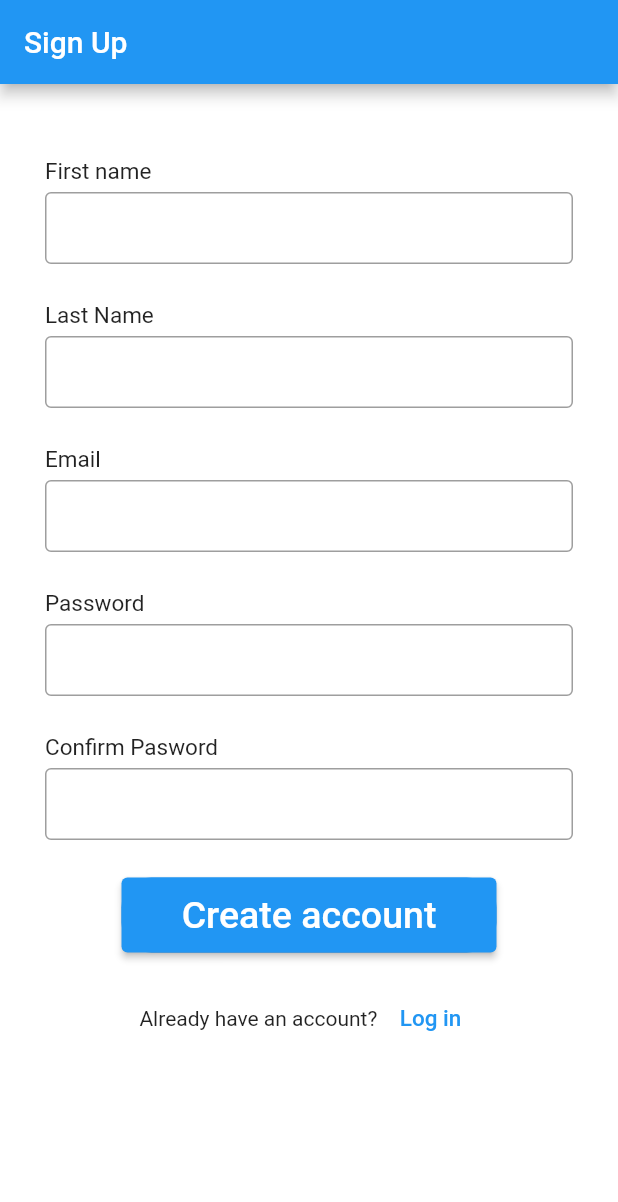
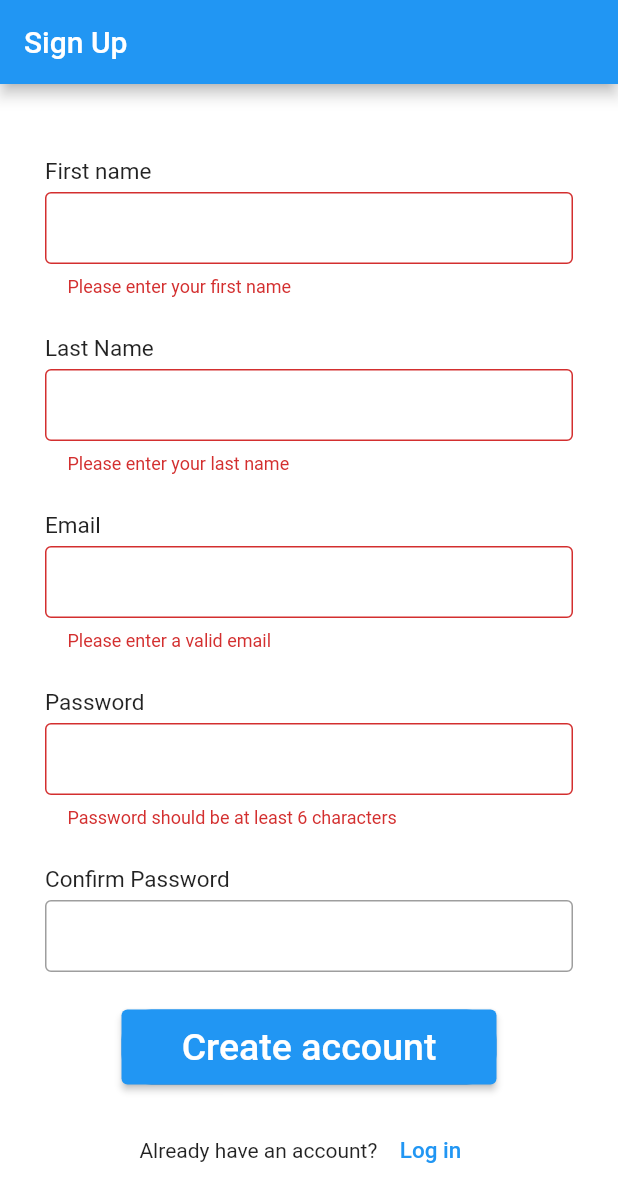
Before and after one commit to prakharjn28/TheNomad, a Flutter app: the SignUpScreen screen opened by its route, scrolled down 56 dp, after a tap on "Create account", on a phone screen of 412 x 824 dp. Shown: the top 1202 px of the screen. Run offline on Flutter 3.47's test engine with Material 2 defaults, Android fonts, the phone set to English and light mode, and no system bars; our stand-ins replace firebase_auth, firebase_core, go_router, google_maps_flutter, location; accounts and stored records are empty.

Commit message:
Added sign in changes

```diff
--- a/lib/globalValidation.dart
+++ b/lib/globalValidation.dart
@@ -3,6 +3,7 @@ mixin InputValidationMixin {
   bool isLastNameValid(String name) => name.isEmpty;
   bool isPasswordValid(String password) => password.length >= 6;
   bool isVerifyPasswordValid(String password, String pass) => password == pass;
+
   bool isEmailValid(String email) {
     return RegExp(r'\S+@\S+\.\S+').hasMatch(email);
   }
--- a/lib/routes.dart
+++ b/lib/routes.dart
@@ -1,12 +1,9 @@
-import 'dart:ffi';
-
 import 'package:TheNomad/screens/details.dart';
 import 'package:TheNomad/screens/homesearchview.dart';
 import 'package:TheNomad/screens/locationDetail.dart';
 import 'package:TheNomad/screens/login_screen.dart';
 import 'package:TheNomad/screens/signup_screen.dart';
 import 'package:firebase_auth/firebase_auth.dart';
-import 'package:flutter/material.dart';
 import 'package:go_router/go_router.dart';
 
 import 'main.dart';
--- a/lib/screens/signup_screen.dart
+++ b/lib/screens/signup_screen.dart
@@ -11,13 +11,10 @@ class SignUpScreen extends StatefulWidget {
 
 class _SignUpScreenState extends State<SignUpScreen> with InputValidationMixin {
   final _formKey = GlobalKey<FormState>();
-  final nameController = TextEditingController();
-  final lastNameController = TextEditingController();
-  final emailController = TextEditingController();
-  final passwordController = TextEditingController();
-  final verifyPassController = TextEditingController();
+  final _passwordController = TextEditingController();
+  final _confirmPasswordController = TextEditingController();
+  bool _isValid = false;
 
-  bool _isValid = false;
   void _saveForm() {
     setState(() {
       _isValid = _formKey.currentState!.validate();
@@ -27,11 +24,18 @@ class _SignUpScreenState extends State<SignUpScreen> with InputValidationMixin {
   void signUp() {}
 
   @override
+  void dispose() {
+    _passwordController.dispose();
+    _confirmPasswordController.dispose();
+    super.dispose();
+  }
+
+  @override
   Widget build(BuildContext context) {
     return Scaffold(
       backgroundColor: Colors.white,
       appBar: AppBar(
-        title: Text('Sign Up'),
+        title: const Text('Sign Up'),
       ),
       body: SafeArea(
         child: SingleChildScrollView(
@@ -67,21 +71,17 @@ class _SignUpScreenState extends State<SignUpScreen> with InputValidationMixin {
                           key: _formKey,
                           child: Column(
                             children: [
+                              makeInput(label: "First name"),
+                              makeInput(label: "Last Name"),
+                              makeInput(label: "Email"),
                               makeInput(
-                                  controller: nameController,
-                                  label: "First name",
-                                  validation: isNameValid),
+                                label: "Password",
+                                obsureText: true,
+                              ),
                               makeInput(
-                                  controller: lastNameController,
-                                  validation: isLastNameValid,
-                                  label: "Last Name"),
-                              makeInput(
-                                  controller: emailController,
-                                  validation: isEmailValid,
-                                  label: "Email"),
-                              makeInput(label: "Password", obsureText: true),
-                              makeInput(
-                                  label: "Confirm Pasword", obsureText: true)
+                                label: "Confirm Password",
+                                obsureText: true,
+                              ),
                             ],
                           ),
                         )),
@@ -96,7 +96,12 @@ class _SignUpScreenState extends State<SignUpScreen> with InputValidationMixin {
                           'Create account',
                           style: TextStyle(color: Colors.white, fontSize: 25),
                         ),
-                        onPressed: () => context.goNamed("loginScreen"),
+                        onPressed: () {
+                          if (_formKey.currentState!.validate()) {
+                            _formKey.currentState!.save();
+                            context.goNamed('loginScreen');
+                          }
+                        },
                       ),
                     ),
                     const SizedBox(
@@ -124,9 +129,9 @@ class _SignUpScreenState extends State<SignUpScreen> with InputValidationMixin {
       ),
     );
   }
-}
 
-Widget makeInput({controller, label, obsureText = false, validation}) {
+  Widget makeInput({label, obsureText = false}) {
+    final controller = TextEditingController();
     return Column(
       crossAxisAlignment: CrossAxisAlignment.start,
       children: [
@@ -140,13 +145,35 @@ Widget makeInput({controller, label, obsureText = false, validation}) {
           height: 5,
         ),
         TextFormField(
-        validator: (value) => validation(value),
-        controller: controller,
           obscureText: obsureText,
           decoration: const InputDecoration(
             contentPadding: EdgeInsets.symmetric(horizontal: 15),
             border: OutlineInputBorder(),
           ),
+          controller: label == 'Password' ? controller : null,
+          validator: (value) {
+            if (label == 'First name') {
+              return isNameValid(value!)
+                  ? 'Please enter your first name'
+                  : null;
+            } else if (label == 'Last Name') {
+              return isLastNameValid(value!)
+                  ? 'Please enter your last name'
+                  : null;
+            } else if (label == 'Email') {
+              return isEmailValid(value!) ? null : 'Please enter a valid email';
+            } else if (label == 'Password') {
+              return isPasswordValid(value!)
+                  ? null
+                  : 'Password should be at least 6 characters';
+            } else if (label == 'Confirm Password') {
+              final password = controller.text;
+              return isVerifyPasswordValid(value!, password)
+                  ? null
+                  : 'Passwords do not match';
+            }
+            return null;
+          },
         ),
         const SizedBox(
           height: 25,
@@ -154,3 +181,4 @@ Widget makeInput({controller, label, obsureText = false, validation}) {
       ],
     );
   }
+}
--- a/pubspec.yaml
+++ b/pubspec.yaml
@@ -45,6 +45,7 @@ dependencies:
   location: ^4.4.0
   url_launcher: ^6.1.10
   carousel_slider: ^4.2.1
+  google_sign_in: ^6.0.2
 
 dev_dependencies:
   flutter_test:
@@ -71,7 +72,9 @@ flutter:
   # To add assets to your application, add an assets section, like this:
   assets:
     - assets/
-  #   - images/a_dot_burr.jpeg
+    # - images/a_dot_burr.jpeg
+    - lib/assets/
+      #   - images/a_dot_burr.jpeg
   #   - images/a_dot_ham.jpeg
 
   # An image asset can refer to one or more resolution-specific "variants", see
```
Also changed, not shown: lib/screens/login_screen.dart (+36 -32 lines), lib/widgets/google_sign_in_button.dart (added, +68 -0 lines), lib/assets/google_logo.png (added), pubspec.lock, 1 other file. Lines whose indentation alone changed are shown as unchanged.
